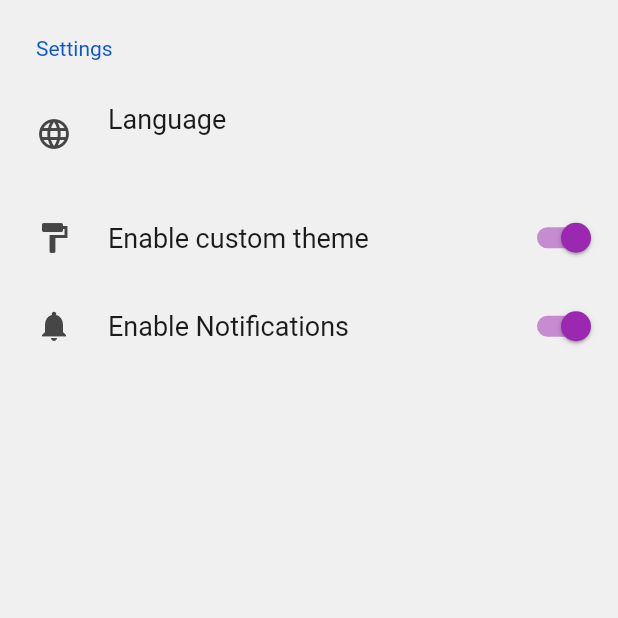
After one commit to anurag67124/Finance-Managment-App, a Flutter app: the ProfilePage screen opened directly, after a tap on "Settings", on a phone screen of 412 x 824 dp, the top half of it. The commit adds this screen. Run offline on Flutter 3.47's test engine with Material 2 defaults, Android fonts, the phone set to English and light mode, and no system bars; drawn by our look-alikes of settings_ui; our stand-ins replace hive, hive_flutter, syncfusion_flutter_charts; missing offline and left inert: currency_picker, gender_picker, language_picker; accounts and stored records are empty.

Commit message:
Settings page added

```diff
--- a/finance_app/lib/Screens/profile.dart
+++ b/finance_app/lib/Screens/profile.dart
@@ -1,4 +1,5 @@
 import 'dart:ui';
+import 'package:finance_app/Screens/settings.dart';
 import 'package:intl/intl.dart';
 import 'package:currency_picker/currency_picker.dart';
 import 'package:flutter/material.dart';
@@ -113,6 +114,10 @@ class _ProfilePageState extends State<ProfilePage> {
                 height: 20,
               ),
               Container(
+                child: InkWell(
+                  onTap: () => {
+                    Navigator.push(context, MaterialPageRoute(builder: (context)=> Settings() ))
+                  },
                   child: ListTile(
                     leading: Container(
                       width: 40,
@@ -124,10 +129,10 @@ class _ProfilePageState extends State<ProfilePage> {
                         color: my_color1,
                       ), // BoxDecoration
 
-                    child: const Icon(Icons.person_2_outlined),
+                      child: const Icon(Icons.settings),
                     ), // Container
 
-                  title: Text("Mahesh Komma"),
+                    title: Text("Settings"),
 
                     trailing: Container(
                       width: 30,
@@ -136,6 +141,7 @@ class _ProfilePageState extends State<ProfilePage> {
 
                               // BoxDecoration
                     ), // Container
+                  ),
                 ),
               ),
                InkWell(
--- /dev/null
+++ b/finance_app/lib/Screens/settings.dart
@@ -0,0 +1,72 @@
+import 'package:flutter/material.dart';
+import 'package:language_picker/language_picker_dialog.dart';
+import 'package:language_picker/language_picker_dropdown.dart';
+import 'package:language_picker/languages.dart';
+import 'package:settings_ui/settings_ui.dart';
+
+
+
+
+class Settings extends StatefulWidget {
+  const Settings({super.key});
+
+  @override
+  State<Settings> createState() => _SettingsState();
+}
+
+class _SettingsState extends State<Settings> {
+
+   Language _selectedDialogLanguage = Languages.korean;
+  @override
+  Widget build(BuildContext context) {
+    return Container(
+
+      child: SettingsList(
+        sections: [
+          SettingsSection(
+            title: Text('Settings'),
+            tiles: <SettingsTile>[
+             SettingsTile.navigation(
+              leading: Icon(Icons.language),
+              title: Text('Language'),
+              value: Text(_selectedDialogLanguage.name ),
+              onPressed: (context) {
+                showDialog(
+    context: context,
+    builder: (context) => Theme(
+        data: Theme.of(context).copyWith(primaryColor: Colors.pink),
+        child: LanguagePickerDialog(
+            titlePadding: EdgeInsets.all(8.0),
+            searchCursorColor: Colors.pinkAccent,
+            searchInputDecoration: InputDecoration(hintText: 'Search...'),
+            isSearchable: true,
+            title: Text('Select your language'),
+            onValuePicked: (Language language) => setState(() {
+                  _selectedDialogLanguage = language;
+                  print(_selectedDialogLanguage.name);
+                  print(_selectedDialogLanguage.isoCode);
+                }),
+          )));
+              },
+            ),
+
+              SettingsTile.switchTile(
+                onToggle: (value) {},
+                initialValue: true,
+                leading: Icon(Icons.format_paint),
+                title: Text('Enable custom theme'),
+              ),
+                SettingsTile.switchTile(
+                onToggle: (value) {},
+                initialValue: true,
+                leading: Icon(Icons.notifications),
+                title: Text('Enable Notifications'),
+              ),
+            ],
+          ),
+
+        ],
+      ),
+    );
+  }
+}
--- a/finance_app/lib/main.dart
+++ b/finance_app/lib/main.dart
@@ -1,5 +1,6 @@
 import 'package:flutter/material.dart';
 import 'package:finance_app/Screens/home.dart';
+import 'package:finance_app/Screens/settings.dart';
 import 'package:finance_app/Screens/statistics.dart';
 import 'package:finance_app/widgets/bottomnavigationbar.dart';
 import 'package:hive_flutter/hive_flutter.dart';
@@ -23,7 +24,7 @@ class MyApp extends StatelessWidget {
       debugShowCheckedModeBanner: false,
       home: Bottom(),
       theme: ThemeData(
-        primarySwatch: Colors.deepPurple,
+        primarySwatch:Colors.purple,
         buttonTheme: ButtonThemeData(buttonColor:my_color )
       ),
     );
--- a/finance_app/pubspec.yaml
+++ b/finance_app/pubspec.yaml
@@ -46,6 +46,7 @@ dependencies:
   cupertino_icons: ^1.0.2
   language_picker: ^0.4.3
   gender_picker: ^1.1.0
+  settings_ui: ^2.0.2
 
 dev_dependencies:
   flutter_test:
```
Also changed, not shown: finance_app/lib/Screens/edit_profile.dart (line endings or trailing spaces), finance_app/pubspec.lock. Lines whose indentation alone changed are shown as unchanged.
